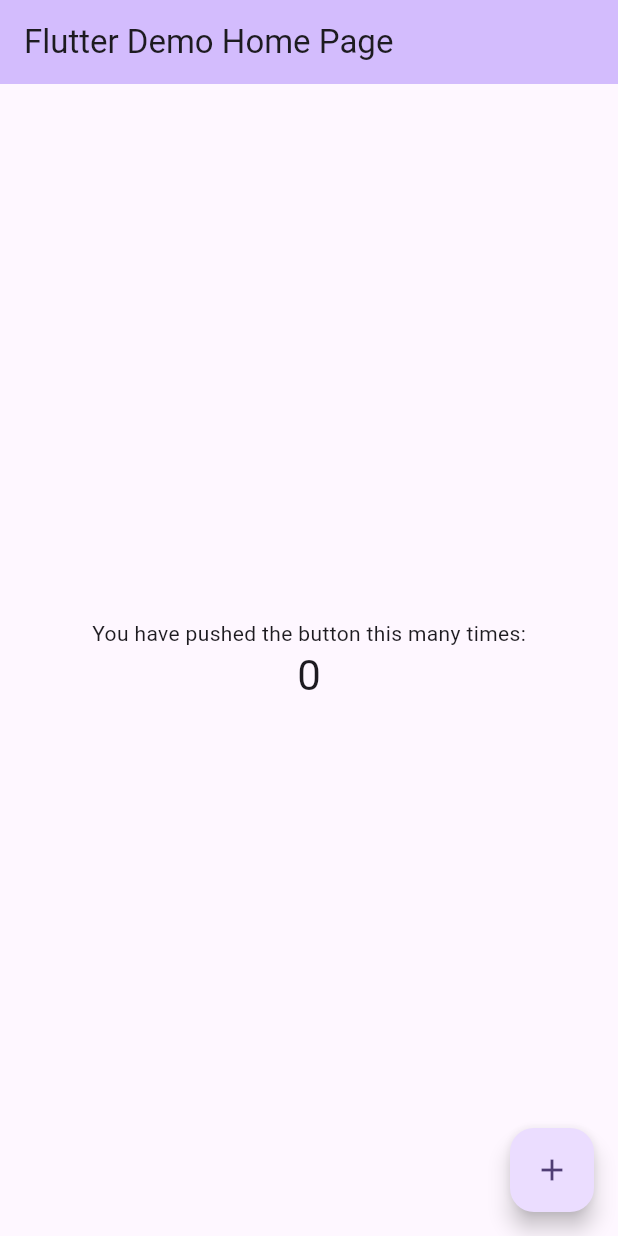
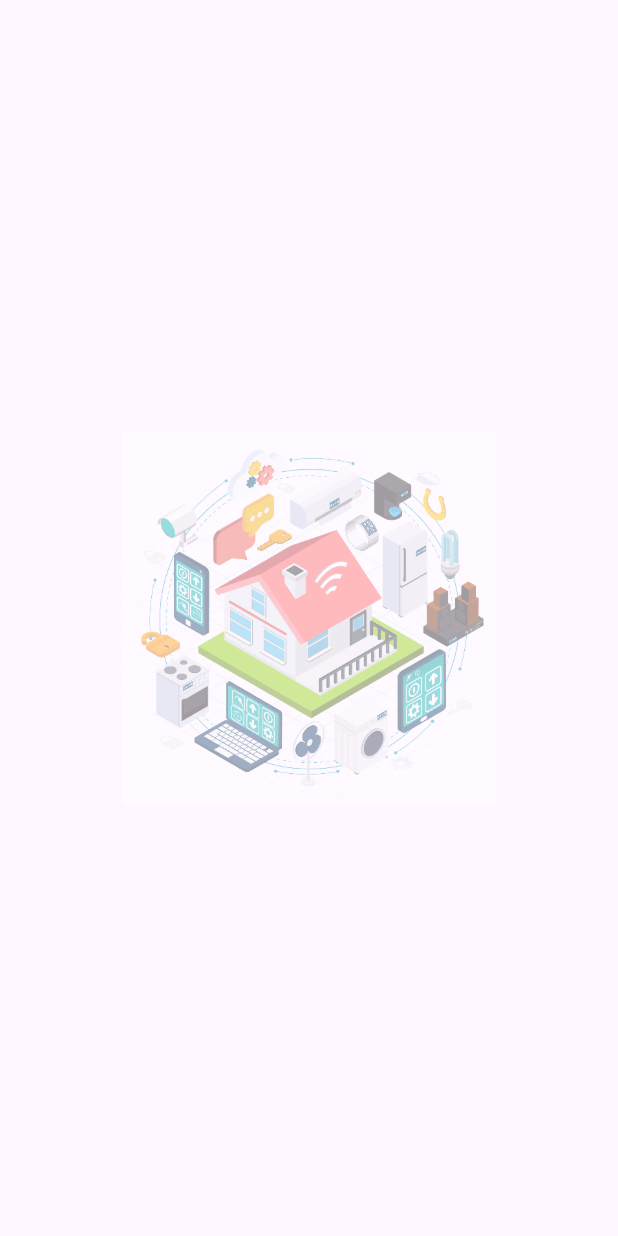
Before and after one commit to mmigur/SmartHouse, a Flutter app: the first screen one second after launch, on a phone screen of 412 x 824 dp. Run offline on Flutter 3.47's test engine with Material 3 defaults, Android fonts, the phone set to English and light mode, and no system bars.

Commit message:
<add>: add splash_screen, reg_screen

```diff
--- a/lib/main.dart
+++ b/lib/main.dart
@@ -1,125 +1,19 @@
 import 'package:flutter/material.dart';
+import 'splash_screen.dart'; // Импортируем SplashScreen
 
 void main() {
-  runApp(const MyApp());
+  runApp(MyApp());
 }
 
 class MyApp extends StatelessWidget {
-  const MyApp({super.key});
-
-  // This widget is the root of your application.
   @override
   Widget build(BuildContext context) {
     return MaterialApp(
       title: 'Flutter Demo',
       theme: ThemeData(
-        // This is the theme of your application.
-        //
-        // TRY THIS: Try running your application with "flutter run". You'll see
-        // the application has a purple toolbar. Then, without quitting the app,
-        // try changing the seedColor in the colorScheme below to Colors.green
-        // and then invoke "hot reload" (save your changes or press the "hot
-        // reload" button in a Flutter-supported IDE, or press "r" if you used
-        // the command line to start the app).
-        //
-        // Notice that the counter didn't reset back to zero; the application
-        // state is not lost during the reload. To reset the state, use hot
-        // restart instead.
-        //
-        // This works for code too, not just values: Most code changes can be
-        // tested with just a hot reload.
-        colorScheme: ColorScheme.fromSeed(seedColor: Colors.deepPurple),
-        useMaterial3: true,
+        primarySwatch: Colors.blue,
       ),
-      home: const MyHomePage(title: 'Flutter Demo Home Page'),
+      home: SplashScreen(), // Используем SplashScreen как домашний экран
     );
   }
 }
-
-class MyHomePage extends StatefulWidget {
-  const MyHomePage({super.key, required this.title});
-
-  // This widget is the home page of your application. It is stateful, meaning
-  // that it has a State object (defined below) that contains fields that affect
-  // how it looks.
-
-  // This class is the configuration for the state. It holds the values (in this
-  // case the title) provided by the parent (in this case the App widget) and
-  // used by the build method of the State. Fields in a Widget subclass are
-  // always marked "final".
-
-  final String title;
-
-  @override
-  State<MyHomePage> createState() => _MyHomePageState();
-}
-
-class _MyHomePageState extends State<MyHomePage> {
-  int _counter = 0;
-
-  void _incrementCounter() {
-    setState(() {
-      // This call to setState tells the Flutter framework that something has
-      // changed in this State, which causes it to rerun the build method below
-      // so that the display can reflect the updated values. If we changed
-      // _counter without calling setState(), then the build method would not be
-      // called again, and so nothing would appear to happen.
-      _counter++;
-    });
-  }
-
-  @override
-  Widget build(BuildContext context) {
-    // This method is rerun every time setState is called, for instance as done
-    // by the _incrementCounter method above.
-    //
-    // The Flutter framework has been optimized to make rerunning build methods
-    // fast, so that you can just rebuild anything that needs updating rather
-    // than having to individually change instances of widgets.
-    return Scaffold(
-      appBar: AppBar(
-        // TRY THIS: Try changing the color here to a specific color (to
-        // Colors.amber, perhaps?) and trigger a hot reload to see the AppBar
-        // change color while the other colors stay the same.
-        backgroundColor: Theme.of(context).colorScheme.inversePrimary,
-        // Here we take the value from the MyHomePage object that was created by
-        // the App.build method, and use it to set our appbar title.
-        title: Text(widget.title),
-      ),
-      body: Center(
-        // Center is a layout widget. It takes a single child and positions it
-        // in the middle of the parent.
-        child: Column(
-          // Column is also a layout widget. It takes a list of children and
-          // arranges them vertically. By default, it sizes itself to fit its
-          // children horizontally, and tries to be as tall as its parent.
-          //
-          // Column has various properties to control how it sizes itself and
-          // how it positions its children. Here we use mainAxisAlignment to
-          // center the children vertically; the main axis here is the vertical
-          // axis because Columns are vertical (the cross axis would be
-          // horizontal).
-          //
-          // TRY THIS: Invoke "debug painting" (choose the "Toggle Debug Paint"
-          // action in the IDE, or press "p" in the console), to see the
-          // wireframe for each widget.
-          mainAxisAlignment: MainAxisAlignment.center,
-          children: <Widget>[
-            const Text(
-              'You have pushed the button this many times:',
-            ),
-            Text(
-              '$_counter',
-              style: Theme.of(context).textTheme.headlineMedium,
-            ),
-          ],
-        ),
-      ),
-      floatingActionButton: FloatingActionButton(
-        onPressed: _incrementCounter,
-        tooltip: 'Increment',
-        child: const Icon(Icons.add),
-      ), // This trailing comma makes auto-formatting nicer for build methods.
-    );
-  }
-}
--- /dev/null
+++ b/lib/splash_screen.dart
@@ -0,0 +1,50 @@
+import 'package:flutter/material.dart';
+import 'package:smart_house/registration_screen.dart';
+import 'home_screen.dart'; // Импортируем HomeScreen
+
+class SplashScreen extends StatefulWidget {
+  @override
+  _SplashScreenState createState() => _SplashScreenState();
+}
+
+class _SplashScreenState extends State<SplashScreen> {
+  double _opacity = 0.0; // Начальная прозрачность
+
+  @override
+  void initState() {
+    super.initState();
+    // Задержка перед переходом на основной экран
+    Future.delayed(Duration(seconds: 3), () {
+      Navigator.of(context).pushReplacement(
+        MaterialPageRoute(builder: (context) => RegistrationScreen()),
+      );
+    });
+
+    // Анимация появления
+    Future.delayed(Duration(milliseconds: 500), () {
+      setState(() {
+        _opacity = 1.0; // Полная непрозрачность
+      });
+    });
+  }
+
+  @override
+  Widget build(BuildContext context) {
+    return Scaffold(
+      body: Center(
+        child: AnimatedOpacity(
+          opacity: _opacity,
+          duration: Duration(seconds: 1), // Длительность анимации
+          child: FittedBox(
+            fit: BoxFit.contain,
+            child: SizedBox(
+              width: 250,
+              height: 250,
+              child: Image.asset('assets/splash_screen_logo.png'),
+            ),
+          ),
+        ),
+      ),
+    );
+  }
+}
```
Also changed, not shown: lib/home_screen.dart (added, +15 -0 lines), lib/registration_screen.dart (added, +157 -0 lines), lib/sign_in_screen.dart (added, +15 -0 lines), pubspec.yaml (+4 -3 lines), assets/auth_logo.png (added), assets/background.png (added), assets/splash_screen_logo.png (added), 1 other file.
